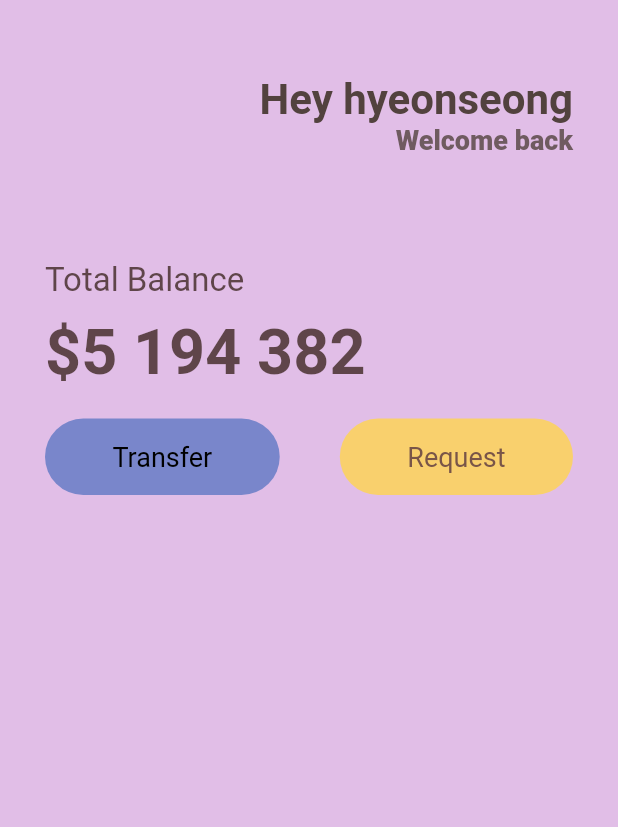
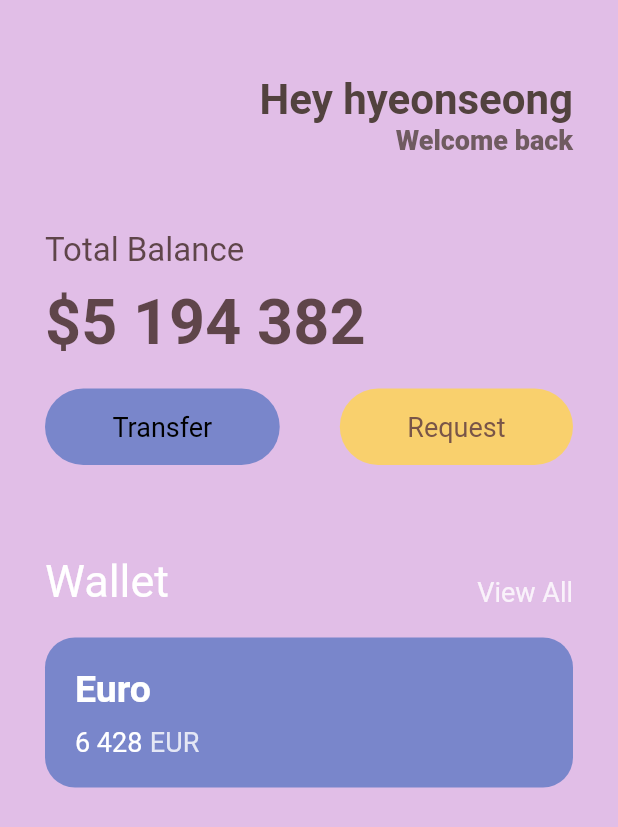
Before and after one commit to caprocoo/flutter-toonflix, a Flutter app: the screen it shows after launch, on a phone screen of 412 x 824 dp. Shown: the top 827 px of the screen. Run offline on Flutter 3.47's test engine with Material 2 defaults, Android fonts, the phone set to English and light mode, and no system bars.

Commit message:
card 만들기1

```diff
--- a/lib/main.dart
+++ b/lib/main.dart
@@ -47,7 +47,7 @@ class App extends StatelessWidget {
                   ],
                 ),
                 const SizedBox(
-                  height: 70,
+                  height: 50,
                 ),
                 Text(
                   'Total Balance',
@@ -85,6 +85,77 @@ class App extends StatelessWidget {
                     ),
                   ],
                 ),
+                const SizedBox(
+                  height: 60,
+                ),
+                Row(
+                  crossAxisAlignment: CrossAxisAlignment.end,
+                  mainAxisAlignment: MainAxisAlignment.spaceBetween,
+                  children: [
+                    const Text(
+                      'Wallet',
+                      style: TextStyle(
+                        color: Colors.white,
+                        fontSize: 30,
+                      ),
+                    ),
+                    Text('View All',
+                        style: TextStyle(
+                          color: Colors.white.withOpacity(0.8),
+                          fontSize: 18,
+                        ))
+                  ],
+                ),
+                const SizedBox(
+                  height: 20,
+                ),
+                Container(
+                  decoration: BoxDecoration(
+                      color: Colors.indigo.shade300,
+                      borderRadius: BorderRadius.circular(20)),
+                  child: Padding(
+                    padding: const EdgeInsets.all(20),
+                    child: Row(
+                      children: [
+                        Column(
+                          crossAxisAlignment: CrossAxisAlignment.start,
+                          children: [
+                            const Text(
+                              'Euro',
+                              style: TextStyle(
+                                color: Colors.white,
+                                fontSize: 25,
+                                fontWeight: FontWeight.w600,
+                              ),
+                            ),
+                            const SizedBox(
+                              height: 10,
+                            ),
+                            Row(
+                              children: [
+                                const Text(
+                                  '6 428',
+                                  style: TextStyle(
+                                    color: Colors.white,
+                                    fontSize: 18,
+                                  ),
+                                ),
+                                const SizedBox(
+                                  width: 5,
+                                ),
+                                Text('EUR',
+                                    style: TextStyle(
+                                      color: Colors.white.withOpacity(0.8),
+                                      fontSize: 18,
+                                    )),
+                              ],
+                            ),
+                          ],
+                        ),
+                      ],
+                    ),
+                  ),
+                ),
               ],
             ),
           )),
```
